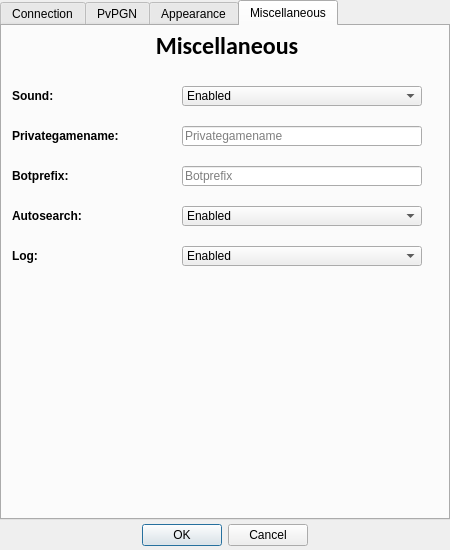
Old version of the form GProxy/source/ConfigGUI.ui in the repository irknet/gproxy-ghostgraz.
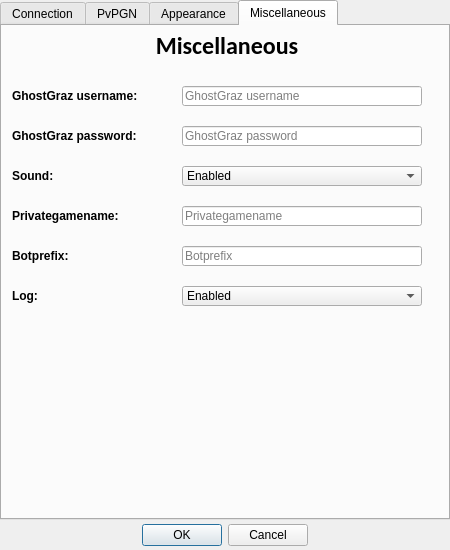
New version of the form. The open tabs and pages were chosen to show the change. Icons and pictures are not drawn.

Commit message: Readded timestamps Added "Add friend" and "Remove friend" to the contextmenu Added "Whisper all" to the context menu Added "Copy name" to the context menu Added connection to the statspage (GhostGraz login information needed) Fixed "Start Warcraft" menu bug Added "/sl" "!sl" "/statslast" "!statslast" commands Changed all occurences of the color white with light gray (RBG: 230/230/230) Removed "Autosearch" configuration value Added "VIP joins" sound when a friend joins the same game.

What changed in the file:
```diff
--- a/GProxy/source/ConfigGUI.ui
+++ b/GProxy/source/ConfigGUI.ui
@@ -57,6 +57,12 @@
      <height>520</height>
     </rect>
    </property>
+   <property name="sizePolicy">
+    <sizepolicy hsizetype="Fixed" vsizetype="Fixed">
+     <horstretch>0</horstretch>
+     <verstretch>0</verstretch>
+    </sizepolicy>
+   </property>
    <property name="currentIndex">
     <number>0</number>
    </property>
@@ -885,7 +891,7 @@
      <property name="geometry">
       <rect>
        <x>10</x>
-       <y>60</y>
+       <y>140</y>
        <width>160</width>
        <height>20</height>
       </rect>
@@ -906,7 +912,7 @@
      <property name="geometry">
       <rect>
        <x>10</x>
-       <y>100</y>
+       <y>180</y>
        <width>160</width>
        <height>20</height>
       </rect>
@@ -927,7 +933,7 @@
      <property name="geometry">
       <rect>
        <x>10</x>
-       <y>140</y>
+       <y>220</y>
        <width>160</width>
        <height>20</height>
       </rect>
@@ -944,32 +950,11 @@
       <string>Botprefix:</string>
      </property>
     </widget>
-    <widget class="QLabel" name="autosearchLabel">
-     <property name="geometry">
-      <rect>
-       <x>10</x>
-       <y>180</y>
-       <width>160</width>
-       <height>20</height>
-      </rect>
-     </property>
-     <property name="font">
-      <font>
-       <family>Arial</family>
-       <pointsize>9</pointsize>
-       <weight>75</weight>
-       <bold>true</bold>
-      </font>
-     </property>
-     <property name="text">
-      <string>Autosearch:</string>
-     </property>
-    </widget>
     <widget class="QLabel" name="loggingLabel">
      <property name="geometry">
       <rect>
        <x>10</x>
-       <y>220</y>
+       <y>260</y>
        <width>160</width>
        <height>20</height>
       </rect>
@@ -990,7 +975,7 @@
      <property name="geometry">
       <rect>
        <x>180</x>
-       <y>60</y>
+       <y>140</y>
        <width>240</width>
        <height>20</height>
       </rect>
@@ -1021,7 +1006,7 @@
      <property name="geometry">
       <rect>
        <x>180</x>
-       <y>100</y>
+       <y>180</y>
        <width>240</width>
        <height>20</height>
       </rect>
@@ -1043,7 +1028,7 @@
      <property name="geometry">
       <rect>
        <x>180</x>
-       <y>140</y>
+       <y>220</y>
        <width>240</width>
        <height>20</height>
       </rect>
@@ -1061,42 +1046,11 @@
       <string>Botprefix</string>
      </property>
     </widget>
-    <widget class="QComboBox" name="autosearchCombobox">
-     <property name="geometry">
-      <rect>
-       <x>180</x>
-       <y>180</y>
-       <width>240</width>
-       <height>20</height>
-      </rect>
-     </property>
-     <property name="font">
-      <font>
-       <family>Arial</family>
-       <pointsize>9</pointsize>
-       <weight>50</weight>
-       <bold>false</bold>
-      </font>
-     </property>
-     <property name="maxCount">
-      <number>10</number>
-     </property>
-     <item>
-      <property name="text">
-       <string>Enabled</string>
-      </property>
-     </item>
-     <item>
-      <property name="text">
-       <string>Disabled</string>
-      </property>
-     </item>
-    </widget>
     <widget class="QComboBox" name="logCombobox">
      <property name="geometry">
       <rect>
        <x>180</x>
-       <y>220</y>
+       <y>260</y>
        <width>240</width>
        <height>20</height>
       </rect>
@@ -1123,6 +1077,111 @@
       </property>
      </item>
     </widget>
+    <widget class="QLabel" name="ghostgrazPasswordLabel">
+     <property name="geometry">
+      <rect>
+       <x>10</x>
+       <y>100</y>
+       <width>160</width>
+       <height>20</height>
+      </rect>
+     </property>
+     <property name="font">
+      <font>
+       <family>Arial</family>
+       <pointsize>9</pointsize>
+       <weight>75</weight>
+       <bold>true</bold>
+      </font>
+     </property>
+     <property name="whatsThis">
+      <string>The GhostGraz password is needed for the connection to the statspage.
+(E.g. retrieve stay ratio)</string>
+     </property>
+     <property name="text">
+      <string>GhostGraz password:</string>
+     </property>
+    </widget>
+    <widget class="QLabel" name="ghostgrazUsernameLabel">
+     <property name="geometry">
+      <rect>
+       <x>10</x>
+       <y>60</y>
+       <width>160</width>
+       <height>20</height>
+      </rect>
+     </property>
+     <property name="font">
+      <font>
+       <family>Arial</family>
+       <pointsize>9</pointsize>
+       <weight>75</weight>
+       <bold>true</bold>
+      </font>
+     </property>
+     <property name="whatsThis">
+      <string>The GhostGraz username is needed for the connection to the statspage.
+(E.g. retrieve stay ratio)</string>
+     </property>
+     <property name="text">
+      <string>GhostGraz username:</string>
+     </property>
+    </widget>
+    <widget class="QLineEdit" name="ghostgrazUsernameTextfield">
+     <property name="geometry">
+      <rect>
+       <x>180</x>
+       <y>60</y>
+       <width>240</width>
+       <height>20</height>
+      </rect>
+     </property>
+     <property name="font">
+      <font>
+       <family>Arial</family>
+       <pointsize>9</pointsize>
+      </font>
+     </property>
+     <property name="whatsThis">
+      <string>The GhostGraz username is needed for the connection to the statspage.
+(E.g. retrieve stay ratio)</string>
+     </property>
+     <property name="text">
+      <string/>
+     </property>
+     <property name="placeholderText">
+      <string>GhostGraz username</string>
+     </property>
+    </widget>
+    <widget class="QLineEdit" name="ghostgrazPasswordTextfield">
+     <property name="geometry">
+      <rect>
+       <x>180</x>
+       <y>100</y>
+       <width>240</width>
+       <height>20</height>
+      </rect>
+     </property>
+     <property name="font">
+      <font>
+       <family>Arial</family>
+       <pointsize>9</pointsize>
+      </font>
+     </property>
+     <property name="whatsThis">
+      <string>The GhostGraz password is needed for the connection to the statspage.
+(E.g. retrieve stay ratio)</string>
+     </property>
+     <property name="text">
+      <string/>
+     </property>
+     <property name="echoMode">
+      <enum>QLineEdit::Password</enum>
+     </property>
+     <property name="placeholderText">
+      <string>GhostGraz password</string>
+     </property>
+    </widget>
    </widget>
   </widget>
  </widget>
```
Left out of the diff: 114 changed lines with no effect on the pictures. The commit also changes 46 other files.
